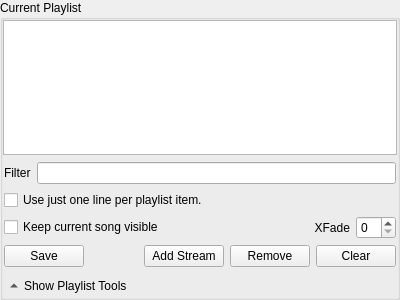
Before: the Qt Designer form ui/CurrentListForm.ui in tarmack/Pythagora, drawn with Qt 5.
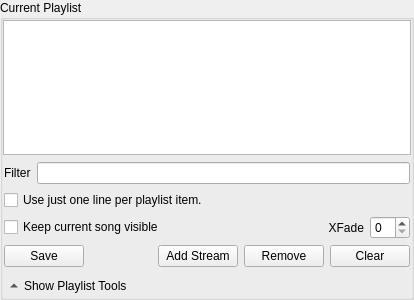
After: the same form once the commit is applied. Icons and pictures are not drawn. Custom widgets are drawn as their Qt base class.

Commit message: The current playlist now uses a readonly model view implementation.

Diff of the .ui file:
```diff
--- a/ui/CurrentListForm.ui
+++ b/ui/CurrentListForm.ui
@@ -6,7 +6,7 @@
    <rect>
     <x>0</x>
     <y>0</y>
-    <width>400</width>
+    <width>414</width>
     <height>300</height>
    </rect>
   </property>
@@ -33,7 +33,7 @@
        <number>0</number>
       </property>
       <item>
-       <widget class="QListWidget" name="currentList">
+       <widget class="QListView" name="currentList">
         <property name="contextMenuPolicy">
          <enum>Qt::ActionsContextMenu</enum>
         </property>
```
Left out of the diff: 6 changed lines with no effect on the pictures. The commit also changes 3 other files.
